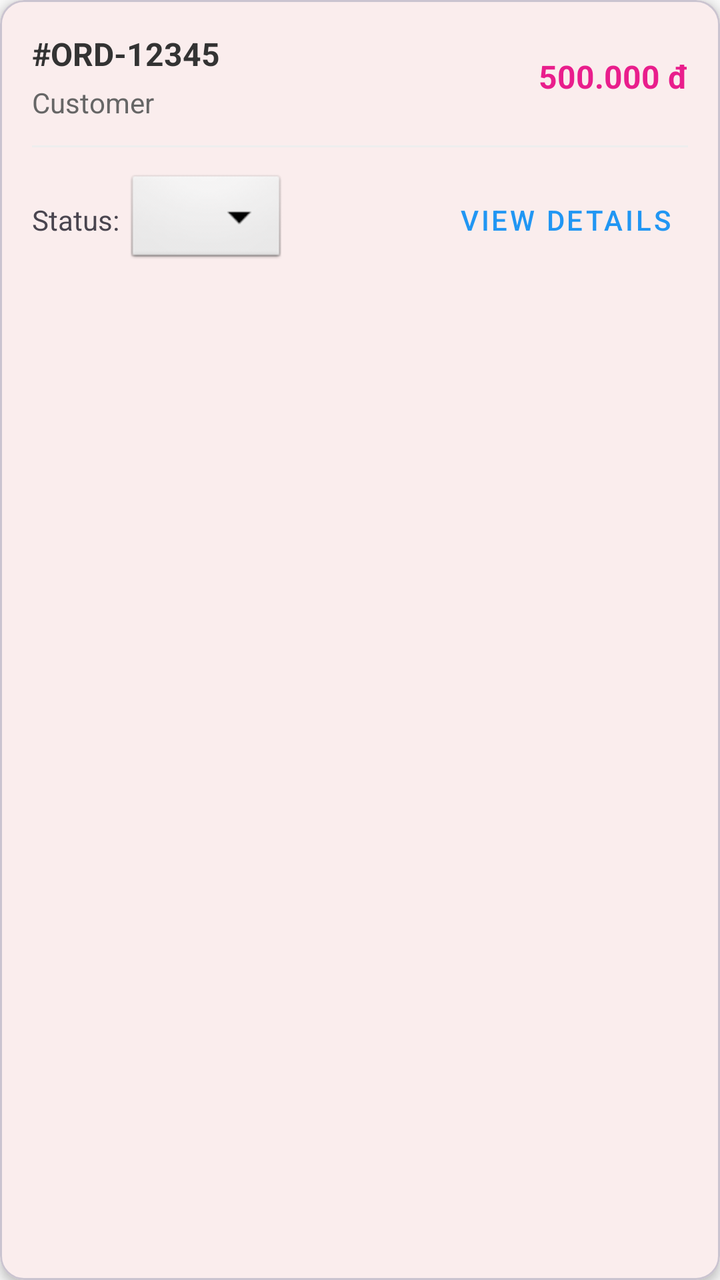
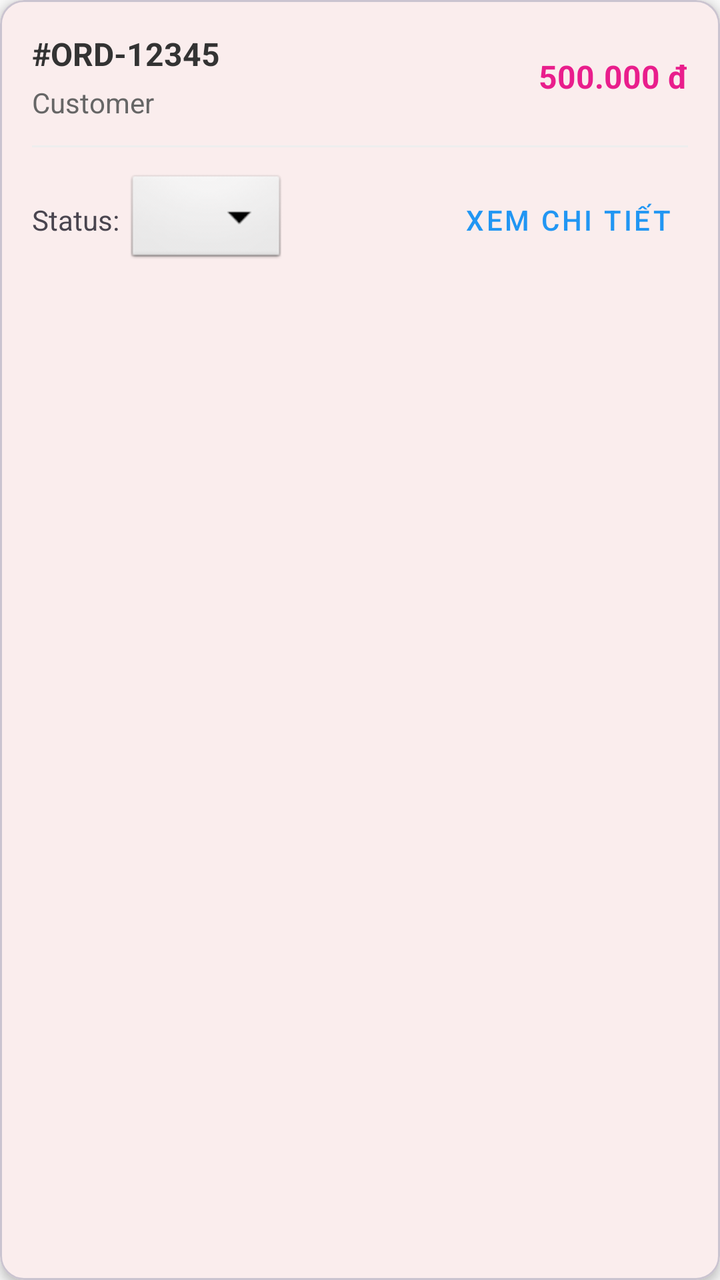

Screens rendered from an Android XML layout before and after an edit, with the pre-edit source and the edit as a unified diff.
<!-- AndroidManifest.xml: application theme Theme.TirTirMCommerce -->
<!-- res/layout/item_admin_order.xml -->
<?xml version="1.0" encoding="utf-8"?>
<com.google.android.material.card.MaterialCardView xmlns:android="http://schemas.android.com/apk/res/android"
    xmlns:app="http://schemas.android.com/apk/res-auto"
    android:layout_width="match_parent"
    android:layout_height="wrap_content"
    android:layout_margin="8dp"
    app:cardCornerRadius="12dp"
    app:cardElevation="3dp">

    <LinearLayout
        android:layout_width="match_parent"
        android:layout_height="wrap_content"
        android:orientation="vertical"
        android:padding="16dp">

        <LinearLayout
            android:layout_width="match_parent"
            android:layout_height="wrap_content"
            android:orientation="horizontal"
            android:gravity="center_vertical">

            <LinearLayout
                android:layout_width="0dp"
                android:layout_height="wrap_content"
                android:layout_weight="1"
                android:orientation="vertical">

                <TextView
                    android:id="@+id/tvOrderCode"
                    android:layout_width="wrap_content"
                    android:layout_height="wrap_content"
                    android:text="#ORD-12345"
                    android:textStyle="bold"
                    android:textSize="16sp"
                    android:textColor="#333333" />

                <TextView
                    android:id="@+id/tvUserName"
                    android:layout_width="wrap_content"
                    android:layout_height="wrap_content"
                    android:text="Customer"
                    android:textSize="14sp"
                    android:textColor="#666666"
                    android:layout_marginTop="4dp" />
            </LinearLayout>

            <TextView
                android:id="@+id/tvOrderTotal"
                android:layout_width="wrap_content"
                android:layout_height="wrap_content"
                android:text="500.000 đ"
                android:textColor="#E91E8C"
                android:textStyle="bold"
                android:textSize="16sp" />
        </LinearLayout>

        <View
            android:layout_width="match_parent"
            android:layout_height="1dp"
            android:background="#EEEEEE"
            android:layout_marginVertical="12dp" />

        <LinearLayout
            android:layout_width="match_parent"
            android:layout_height="wrap_content"
            android:orientation="horizontal"
            android:gravity="center_vertical">

            <TextView
                android:layout_width="wrap_content"
                android:layout_height="wrap_content"
                android:text="Status: "
                android:textSize="14sp" />

            <Spinner
                android:id="@+id/spinnerOrderStatus"
                android:layout_width="wrap_content"
                android:layout_height="wrap_content"
                android:background="@android:drawable/btn_dropdown" />

            <View
                android:layout_width="0dp"
                android:layout_height="0dp"
                android:layout_weight="1" />

            <com.google.android.material.button.MaterialButton
                android:id="@+id/btnOrderDetail"
                style="@style/Widget.MaterialComponents.Button.TextButton"
                android:layout_width="wrap_content"
                android:layout_height="wrap_content"
                android:text="View details"
                android:textColor="#2196F3" />
        </LinearLayout>
    </LinearLayout>
</com.google.android.material.card.MaterialCardView>
<!-- resources referenced by this layout -->
<resources>
  <style name="Theme.TirTirMCommerce" parent="Base.Theme.TirTirMCommerce" />
  <style name="Base.Theme.TirTirMCommerce" parent="Theme.Material3.DayNight.NoActionBar">
          
          <item name="colorPrimary">@color/tirtir_red_primary</item>
          <item name="colorPrimaryDark">@color/tirtir_red_dark</item>
          <item name="colorPrimaryContainer">@color/tirtir_red_surface</item>
  
          
          <item name="colorOnPrimary">@color/tirtir_white</item>
          <item name="colorOnPrimaryContainer">@color/tirtir_red_primary</item>
  
          
          <item name="colorSecondary">@color/tirtir_black</item>
          <item name="colorOnSecondary">@color/tirtir_white</item>
  
          
          <item name="colorSurface">@color/tirtir_white</item>
          <item name="colorOnSurface">@color/tirtir_black</item>
          <item name="colorSurfaceVariant">@color/tirtir_off_white</item>
  
          
          <item name="android:windowBackground">@color/tirtir_off_white</item>
          <item name="android:statusBarColor">@color/tirtir_white</item>
          <item name="android:windowLightStatusBar">true</item>
  
          
          <item name="colorError">@color/tirtir_error</item>
      </style>
  <color name="tirtir_red_primary">#C62828</color>
  <color name="tirtir_red_dark">#8E0000</color>
  <color name="tirtir_red_surface">#FFEBEE</color>
  <color name="tirtir_white">#FFFFFF</color>
  <color name="tirtir_black">#111111</color>
  <color name="tirtir_off_white">#F8F8F8</color>
  <color name="tirtir_error">#D32F2F</color>
</resources>

<!-- the commit's change to res/layout/item_admin_order.xml (unified diff, before → after) -->
@@ -88,7 +88,7 @@
                 style="@style/Widget.MaterialComponents.Button.TextButton"
                 android:layout_width="wrap_content"
                 android:layout_height="wrap_content"
-                android:text="View details"
+                android:text="Xem chi tiết"
                 android:textColor="#2196F3" />
         </LinearLayout>
     </LinearLayout>
